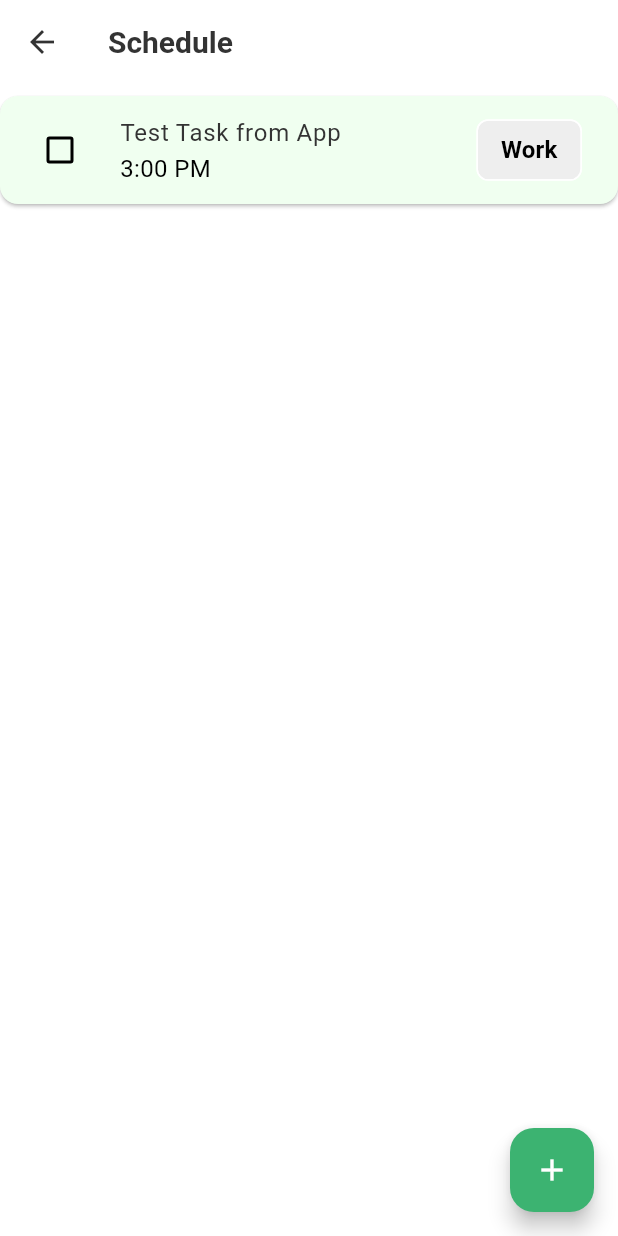
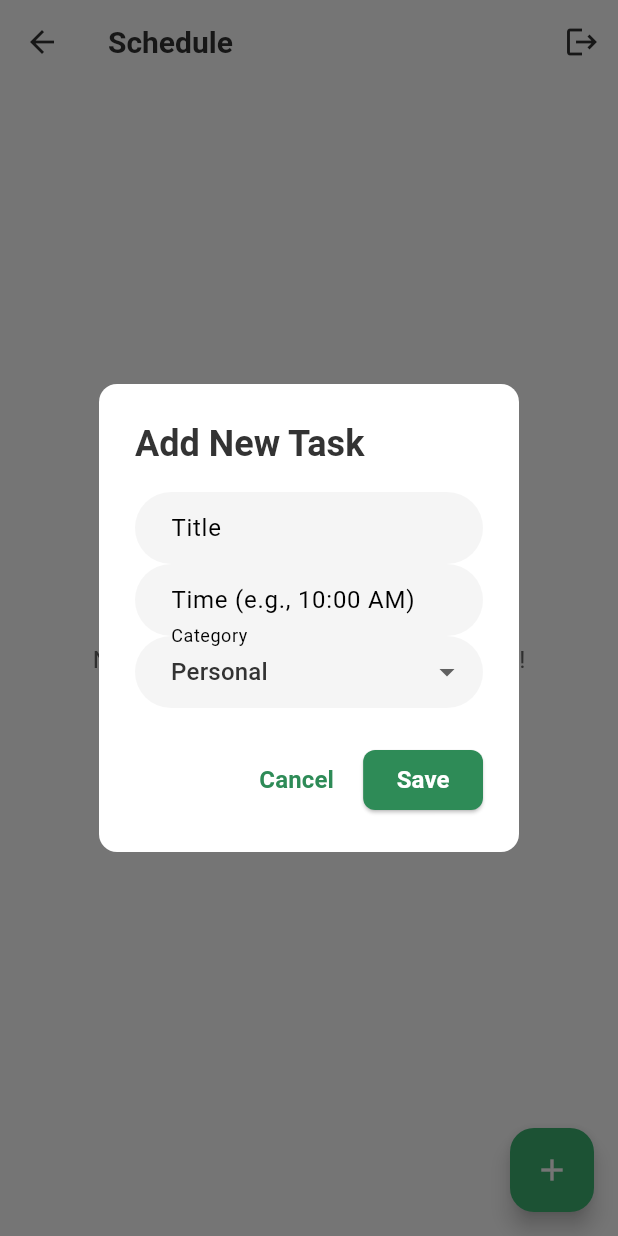
Before and after one commit to Srimadhav2007/se-project, a Flutter app: the SchedulePage screen opened directly, after a tap on the "add" icon, on a phone screen of 412 x 824 dp. Run offline on Flutter 3.47's test engine with Material 3 defaults, Android fonts, the phone set to English and light mode, and no system bars; our stand-ins replace cloud_firestore, firebase_auth, firebase_core; accounts and stored records are empty.

Commit message:
Created login_page and some changes in schedule_page

```diff
--- a/project/lib/screens/schedule_page.dart
+++ b/project/lib/screens/schedule_page.dart
@@ -1,5 +1,6 @@
 import 'package:flutter/material.dart';
 import 'package:happiness_hub/models/task.dart';
+import 'package:happiness_hub/services/auth_service.dart';
 import 'package:happiness_hub/services/firestore_service.dart';
 
 class SchedulePage extends StatefulWidget {
@@ -9,55 +10,164 @@ class SchedulePage extends StatefulWidget {
 }
 
 class _SchedulePageState extends State<SchedulePage> {
-  // Instantiate our service
   final FirestoreService _firestoreService = FirestoreService();
+  final AuthService _authService = AuthService();
+
+  // Method to show a dialog for adding a new task
+  void _showTaskDialog() {
+    final formKey = GlobalKey<FormState>();
+    final titleController = TextEditingController();
+    final timeController = TextEditingController();
+    String category = 'Personal'; // Default category
+
+    showDialog(
+      context: context,
+      builder: (context) {
+        return AlertDialog(
+          title: const Text('Add New Task'),
+          content: Form(
+            key: formKey,
+            child: Column(
+              mainAxisSize: MainAxisSize.min,
+              children: [
+                TextFormField(
+                  controller: titleController,
+                  decoration: const InputDecoration(labelText: 'Title'),
+                  validator: (value) =>
+                      value!.isEmpty ? 'Please enter a title' : null,
+                ),
+                TextFormField(
+                  controller: timeController,
+                  decoration:
+                      const InputDecoration(labelText: 'Time (e.g., 10:00 AM)'),
+                  validator: (value) =>
+                      value!.isEmpty ? 'Please enter a time' : null,
+                ),
+                DropdownButtonFormField<String>(
+                  value: category,
+                  decoration: const InputDecoration(labelText: 'Category'),
+                  items: ['Personal', 'Work', 'Health', 'Wellness']
+                      .map((label) => DropdownMenuItem(
+                            value: label,
+                            child: Text(label),
+                          ))
+                      .toList(),
+                  onChanged: (value) {
+                    if (value != null) {
+                      category = value;
+                    }
+                  },
+                ),
+              ],
+            ),
+          ),
+          actions: [
+            TextButton(
+              onPressed: () => Navigator.of(context).pop(),
+              child: const Text('Cancel'),
+            ),
+            ElevatedButton(
+              onPressed: () {
+                if (formKey.currentState!.validate()) {
+                  final newTask = Task(
+                    id: '', // Firestore generates the ID
+                    title: titleController.text,
+                    time: timeController.text,
+                    category: category,
+                    completed: false,
+                  );
+                  _firestoreService.addTask(newTask);
+                  Navigator.of(context).pop();
+                }
+              },
+              child: const Text('Save'),
+            ),
+          ],
+        );
+      },
+    );
+  }
 
   @override
   Widget build(BuildContext context) {
+    if (_authService.currentUser == null) {
+      return const Center(
+        child: Text("Please log in to manage your schedule."),
+      );
+    }
+
     return Scaffold(
-      appBar: AppBar(title: const Text("Schedule")),
-      // Use a StreamBuilder to listen for real-time data
+      appBar: AppBar(
+        title: const Text("Schedule"),
+        actions: [
+          IconButton(
+            icon: const Icon(Icons.logout),
+            tooltip: 'Sign Out',
+            onPressed: () async {
+              await _authService.signOut();
+            },
+          ),
+        ],
+      ),
       body: StreamBuilder<List<Task>>(
         stream: _firestoreService.getTasks(),
         builder: (context, snapshot) {
-          // Handle loading state
           if (snapshot.connectionState == ConnectionState.waiting) {
             return const Center(child: CircularProgressIndicator());
           }
-          // Handle error state
           if (snapshot.hasError) {
             return Center(child: Text('Error: ${snapshot.error}'));
           }
-          // Handle no data state
           if (!snapshot.hasData || snapshot.data!.isEmpty) {
-            return const Center(child: Text('No tasks found. Add one!'));
+            return const Center(
+                child: Text('No tasks found. Add one to get started!'));
           }
 
-          // If we have data, display it
           final tasks = snapshot.data!;
           return ListView.builder(
             itemCount: tasks.length,
             itemBuilder: (context, index) {
               final task = tasks[index];
-              return Card(
-                margin: const EdgeInsets.symmetric(vertical: 8.0, horizontal: 0),
+              return Dismissible(
+                key: Key(task.id),
+                direction: DismissDirection.endToStart,
+                onDismissed: (_) {
+                  _firestoreService.deleteTask(task.id);
+                  ScaffoldMessenger.of(context).showSnackBar(
+                    SnackBar(content: Text("${task.title} deleted")),
+                  );
+                },
+                background: Container(
+                  color: Colors.red[400],
+                  alignment: Alignment.centerRight,
+                  padding: const EdgeInsets.symmetric(horizontal: 20.0),
+                  child: const Icon(Icons.delete, color: Colors.white),
+                ),
+                child: Card(
+                  margin:
+                      const EdgeInsets.symmetric(vertical: 6.0, horizontal: 0),
                   child: ListTile(
+                    contentPadding: const EdgeInsets.symmetric(horizontal: 16, vertical: 8),
                     leading: Checkbox(
                       value: task.completed,
                       onChanged: (bool? value) {
-                      // Call the service to update the task in Firestore
                         _firestoreService.updateTaskCompletion(task.id, value!);
                       },
                     ),
                     title: Text(
                       task.title,
                       style: TextStyle(
-                      decoration: task.completed ? TextDecoration.lineThrough : TextDecoration.none,
-                      color: task.completed ? Colors.grey : null,
+                        decoration: task.completed
+                            ? TextDecoration.lineThrough
+                            : TextDecoration.none,
+                        color: task.completed ? Colors.grey[600] : null,
                       ),
                     ),
                     subtitle: Text(task.time),
-                  trailing: Chip(label: Text(task.category), backgroundColor: Colors.grey.shade200),
+                    trailing: Chip(
+                        label: Text(task.category),
+                        backgroundColor: Colors.grey.shade200),
+                  ),
                 ),
               );
             },
@@ -65,18 +175,7 @@ class _SchedulePageState extends State<SchedulePage> {
         },
       ),
       floatingActionButton: FloatingActionButton(
-        onPressed: () {
-          // USER_CODE: Here you would open a dialog or new screen to add a task.
-          // For now, we'll add a sample task directly.
-          final sampleTask = Task(
-            id: '', // Firestore will generate the ID
-            title: 'Test Task from App',
-            time: '3:00 PM',
-            category: 'Work',
-            completed: false,
-          );
-          _firestoreService.addTask(sampleTask);
-        },
+        onPressed: _showTaskDialog,
         child: const Icon(Icons.add),
       ),
     );
--- a/project/lib/services/firestore_service.dart
+++ b/project/lib/services/firestore_service.dart
@@ -1,29 +1,44 @@
 import 'package:cloud_firestore/cloud_firestore.dart';
+import 'package:firebase_auth/firebase_auth.dart'; // Import FirebaseAuth
 import 'package:happiness_hub/models/task.dart';
 
 class FirestoreService {
-  // Get an instance of the Firestore database
   final FirebaseFirestore _db = FirebaseFirestore.instance;
+  // Get the current user
+  final User? _currentUser = FirebaseAuth.instance.currentUser;
 
-  // Get a stream of tasks
-  // The UI will listen to this stream for real-time updates
+  // Helper method to get the user's tasks collection reference.
+  // This is the core of the multi-user logic.
+  CollectionReference<Map<String, dynamic>> _userTasksCollection() {
+    final uid = _currentUser?.uid;
+    if (uid == null) {
+      // This is a safeguard. The UI should prevent this from being called
+      // if the user is not logged in.
+      throw Exception("User not logged in. Cannot access Firestore.");
+    }
+    // This creates the correct path: users -> {userId} -> tasks
+    return _db.collection('users').doc(uid).collection('tasks');
+  }
+
+  // Get a stream of tasks FOR THE CURRENT USER
   Stream<List<Task>> getTasks() {
-    return _db.collection('tasks').snapshots().map((snapshot) =>
+    return _userTasksCollection().snapshots().map((snapshot) =>
         snapshot.docs.map((doc) => Task.fromFirestore(doc)).toList());
   }
 
-  // Add a new task
+  // Add a new task FOR THE CURRENT USER
   Future<void> addTask(Task task) {
-    return _db.collection('tasks').add(task.toFirestore());
+    // We pass the task object, which gets converted to a Map by the toFirestore method.
+    return _userTasksCollection().add(task.toFirestore());
   }
 
-  // Update an existing task's 'completed' status
+  // Update a task's completion status FOR THE CURRENT USER
   Future<void> updateTaskCompletion(String taskId, bool isCompleted) {
-    return _db.collection('tasks').doc(taskId).update({'completed': isCompleted});
+    return _userTasksCollection().doc(taskId).update({'completed': isCompleted});
   }
 
-  // Delete a task
+  // Delete a task FOR THE CURRENT USER
   Future<void> deleteTask(String taskId) {
-    return _db.collection('tasks').doc(taskId).delete();
+    return _userTasksCollection().doc(taskId).delete();
   }
 }
```
Also changed, not shown: project/lib/main.dart (+13 -18 lines), project/lib/screens/auth_gate.dart (added, +30 -0 lines), project/lib/screens/login_page.dart (added, +131 -0 lines), project/lib/services/auth_service.dart (added, +38 -0 lines). Lines whose indentation alone changed are shown as unchanged.
